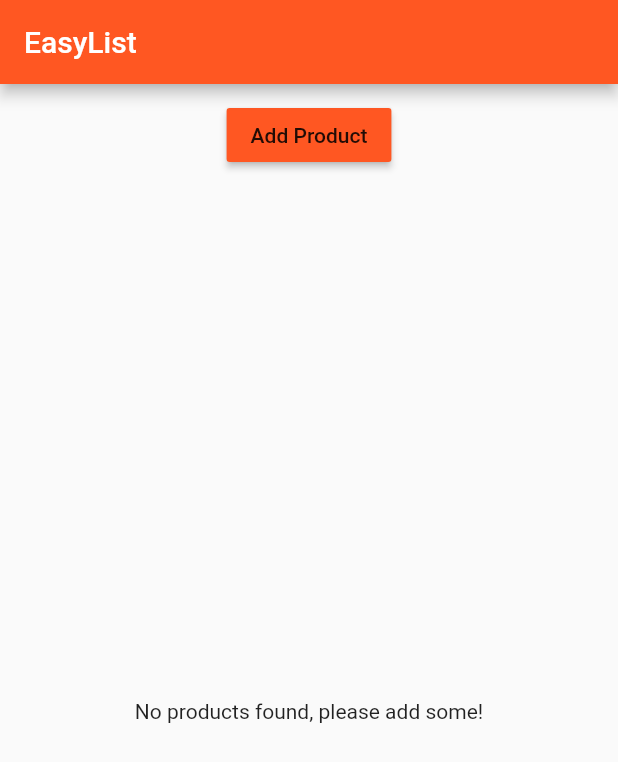
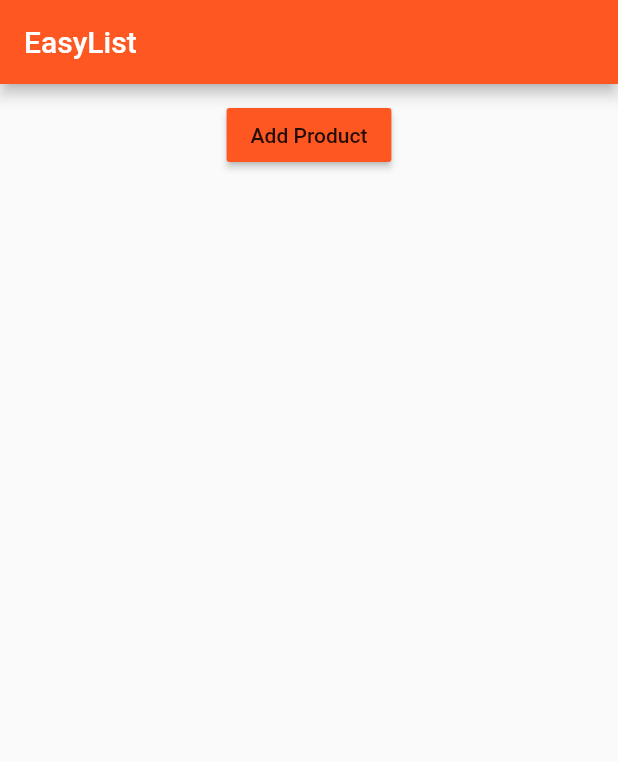
Before and after one commit to smpguitar/fluttercourseudemy, a Flutter app: the screen it shows after launch, on a phone screen of 412 x 824 dp. Shown: the top 762 px of the screen. Run offline on Flutter 3.47's test engine with Material 2 defaults, Android fonts, the phone set to English and light mode, and no system bars.

Commit message:
end of Section 5

```diff
--- a/lib/products.dart
+++ b/lib/products.dart
@@ -19,12 +19,22 @@ Widget _buildProductItem(BuildContext contex,int index){
     );
 }
 
+Widget _buildProductList(){
+  Widget productCard;
+    if (products.length > 0){
+      productCard = ListView.builder(
+      itemBuilder: _buildProductItem,
+      itemCount: products.length,
+      );
+    } else {
+       productCard = Container();
+      }
+    return productCard;
+}
+
   @override
   Widget build(BuildContext context) {
      print('[Products Widget] build()');
-    return products.length > 0 ? ListView.builder(
-      itemBuilder: _buildProductItem,
-      itemCount: products.length,
-    ) : Center(child: Text ('No products found, please add some!'));
+     return _buildProductList();
   }
 }
```
